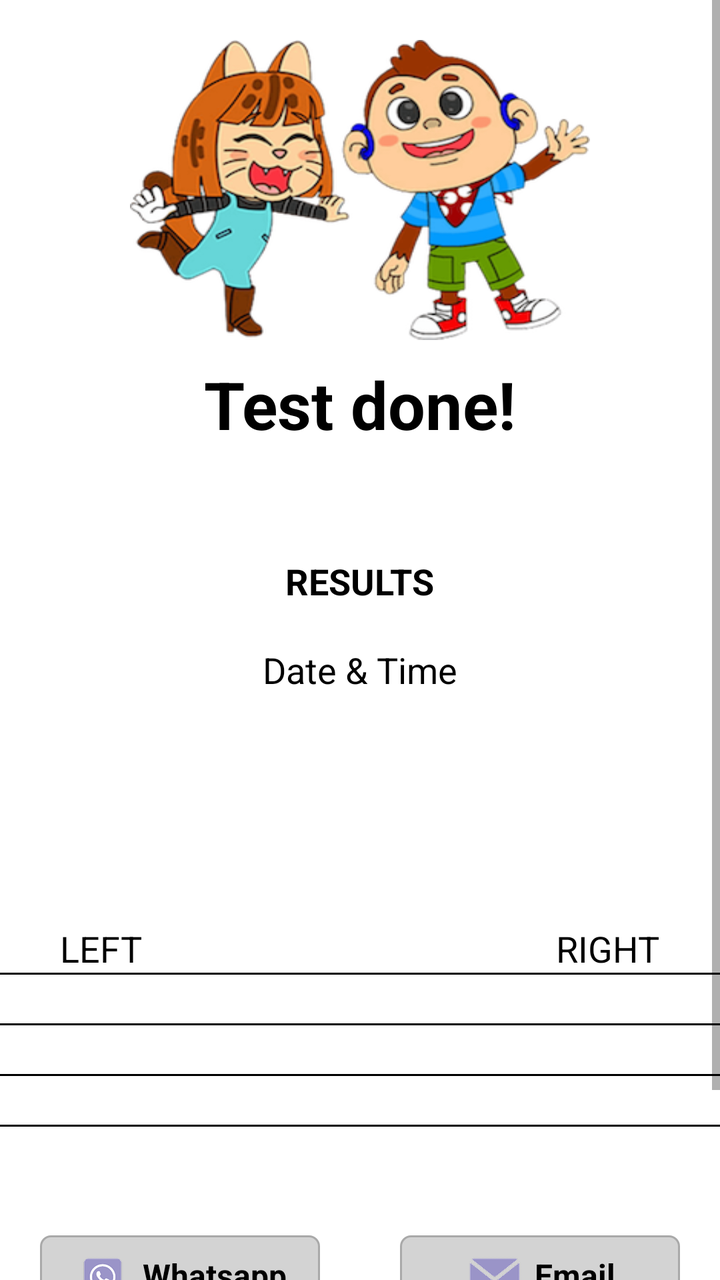
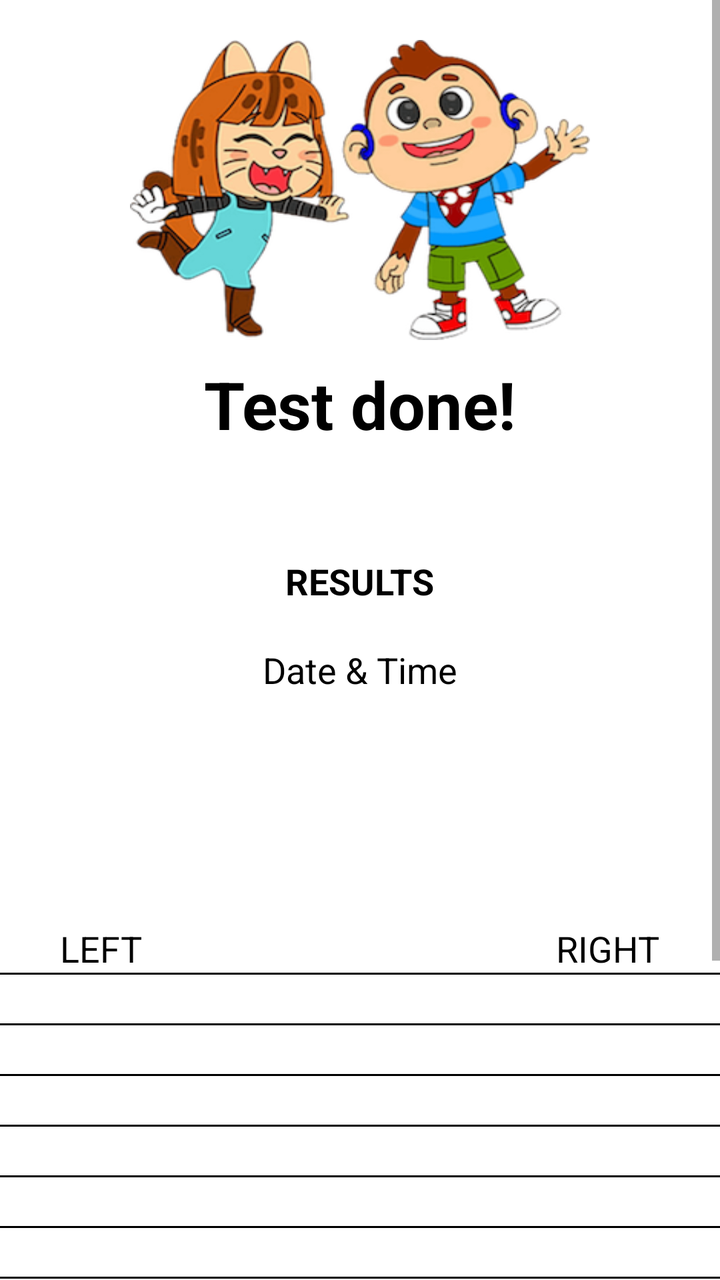

An Android layout rendered at two revisions. The XML below is the earlier revision; the diff shows what the commit changed to produce the second picture.
<!-- AndroidManifest.xml: application theme Theme.IAhead -->
<!-- res/layout/activity_resultpage.xml -->
<?xml version="1.0" encoding="utf-8"?>
<LinearLayout xmlns:android="http://schemas.android.com/apk/res/android"
    android:layout_width="match_parent"
    android:layout_height="match_parent"
    android:orientation="vertical">

    <ScrollView
        android:layout_width="match_parent"
        android:layout_height="match_parent">

        <LinearLayout
            android:layout_width="match_parent"
            android:layout_height="match_parent"
            android:orientation="vertical">

            <ImageView
                android:id="@+id/iv_twin"
                android:layout_marginTop="20dp"
                android:layout_marginRight="40dp"
                android:layout_marginLeft="40dp"
                android:background="@drawable/twin"
                android:layout_width="230dp"
                android:layout_gravity="center_horizontal"
                android:layout_height="150dp"/>

            <TextView
                android:layout_gravity="center_horizontal"
                android:layout_marginBottom="10dp"
                android:layout_marginTop="10dp"
                android:textStyle="bold"
                android:layout_width="wrap_content"
                android:layout_height="wrap_content"
                android:text="Test done!"
                android:textSize="33dp"
                android:textColor="@color/black"/>

            <TextView
                android:id="@+id/tv_id"
                android:layout_gravity="center_horizontal"
                android:layout_marginBottom="10dp"
                android:textStyle="bold"
                android:layout_width="wrap_content"
                android:layout_height="wrap_content"
                android:textSize="18dp"
                android:textColor="@color/black"/>

            <TextView
                android:layout_gravity="center_horizontal"
                android:layout_marginBottom="10dp"
                android:layout_marginTop="10dp"
                android:textStyle="bold"
                android:layout_width="wrap_content"
                android:layout_height="wrap_content"
                android:text="RESULTS"
                android:textSize="18dp"
                android:textColor="@color/black"/>

            <TextView
                android:layout_gravity="center_horizontal"
                android:layout_marginTop="10dp"
                android:layout_width="wrap_content"
                android:layout_height="wrap_content"
                android:text="Date &amp; Time"
                android:textSize="18dp"
                android:textColor="@color/black"/>

            <TextView
                android:id="@+id/tv_date"
                android:layout_gravity="center_horizontal"
                android:layout_marginTop="10dp"
                android:layout_width="wrap_content"
                android:layout_height="wrap_content"
                android:text=""
                android:textSize="21dp"
                android:textColor="@color/black"/>

            <TextView
                android:visibility="gone"
                android:layout_gravity="center_horizontal"
                android:layout_marginTop="10dp"
                android:layout_width="wrap_content"
                android:layout_height="wrap_content"
                android:text="TEST LOCATION"
                android:textSize="18dp"
                android:textColor="@color/black"/>

            <TextView
                android:id="@+id/tv_location"
                android:layout_gravity="center_horizontal"
                android:layout_marginTop="10dp"
                android:layout_width="wrap_content"
                android:layout_height="wrap_content"
                android:text=""
                android:textSize="21dp"
                android:textColor="@color/black"/>

            <TextView
                android:visibility="gone"
                android:layout_gravity="center_horizontal"
                android:layout_marginTop="10dp"
                android:layout_width="wrap_content"
                android:layout_height="wrap_content"
                android:text="SCREENING LEVEL"
                android:textSize="18dp"
                android:textColor="@color/black"/>

            <TextView
                android:id="@+id/tv_screening"
                android:layout_gravity="center_horizontal"
                android:layout_marginTop="10dp"
                android:layout_width="wrap_content"
                android:layout_height="wrap_content"
                android:text=""
                android:textSize="21dp"
                android:textColor="@color/black"/>

            <LinearLayout
                android:orientation="horizontal"
                android:layout_width="match_parent"
                android:layout_height="wrap_content"
                android:weightSum="2">

                <RelativeLayout
                    android:layout_weight="1"
                    android:layout_width="0dp"
                    android:layout_height="wrap_content">

                    <TextView
                        android:id="@+id/tv1"
                        android:layout_marginLeft="30dp"
                        android:layout_width="wrap_content"
                        android:layout_height="wrap_content"
                        android:text="LEFT"
                        android:textSize="18dp"
                        android:textColor="@color/black"/>

                    <View
                        android:id="@+id/view1"
                        android:layout_below="@+id/tv1"
                        android:layout_width="match_parent"
                        android:layout_height="1dp"
                        android:background="@color/black"/>

                    <TextView
                        android:layout_below="@+id/view1"
                        android:layout_marginLeft="30dp"
                        android:id="@+id/tv500left"
                        android:layout_width="wrap_content"
                        android:layout_height="wrap_content"
                        android:text=""
                        android:textSize="18dp"
                        android:textColor="@color/black"/>

                    <View
                        android:id="@+id/view11"
                        android:layout_below="@+id/tv500left"
                        android:layout_width="match_parent"
                        android:layout_height="1dp"
                        android:background="@color/black"/>

                    <TextView
                        android:layout_marginLeft="30dp"
                        android:layout_below="@+id/view11"
                        android:id="@+id/tv1000left"
                        android:layout_width="wrap_content"
                        android:layout_height="wrap_content"
                        android:text=""
                        android:textSize="18dp"
                        android:textColor="@color/black"/>

                    <View
                        android:id="@+id/view12"
                        android:layout_below="@+id/tv1000left"
                        android:layout_width="match_parent"
                        android:layout_height="1dp"
                        android:background="@color/black"/>

                    <TextView
                        android:layout_marginLeft="30dp"
                        android:layout_below="@+id/view12"
                        android:id="@+id/tv2000left"
                        android:layout_width="wrap_content"
                        android:layout_height="wrap_content"
                        android:text=""
                        android:textSize="18dp"
                        android:textColor="@color/black"/>

                    <View
                        android:id="@+id/view13"
                        android:layout_below="@+id/tv2000left"
                        android:layout_width="match_parent"
                        android:layout_height="1dp"
                        android:background="@color/black"/>

                    <TextView
                        android:layout_marginLeft="30dp"
                        android:layout_below="@+id/view13"
                        android:id="@+id/tv4000left"
                        android:layout_width="wrap_content"
                        android:layout_height="wrap_content"
                        android:text=""
                        android:textSize="18dp"
                        android:textColor="@color/black"/>

                </RelativeLayout>

                <RelativeLayout
                    android:layout_weight="1"
                    android:layout_width="0dp"
                    android:layout_height="wrap_content">

                    <TextView
                        android:layout_alignParentRight="true"
                        android:id="@+id/tv2"
                        android:layout_marginRight="30dp"
                        android:layout_width="wrap_content"
                        android:layout_height="wrap_content"
                        android:text="RIGHT"
                        android:textSize="18dp"
                        android:textColor="@color/black"/>

                    <View
                        android:id="@+id/view2"
                        android:layout_below="@+id/tv2"
                        android:layout_width="match_parent"
                        android:layout_height="1dp"
                        android:background="@color/black"/>

                    <TextView
                        android:layout_alignParentRight="true"
                        android:layout_below="@+id/view2"
                        android:layout_marginRight="30dp"
                        android:id="@+id/tv500right"
                        android:layout_width="wrap_content"
                        android:layout_height="wrap_content"
                        android:text=""
                        android:textSize="18dp"
                        android:textColor="@color/black"/>

                    <View
                        android:id="@+id/view21"
                        android:layout_below="@+id/tv500right"
                        android:layout_width="match_parent"
                        android:layout_height="1dp"
                        android:background="@color/black"/>

                    <TextView
                        android:layout_alignParentRight="true"
                        android:layout_marginRight="30dp"
                        android:layout_below="@+id/view21"
                        android:id="@+id/tv1000right"
                        android:layout_width="wrap_content"
                        android:layout_height="wrap_content"
                        android:text=""
                        android:textSize="18dp"
                        android:textColor="@color/black"/>

                    <View
                        android:id="@+id/view22"
                        android:layout_below="@+id/tv1000right"
                        android:layout_width="match_parent"
                        android:layout_height="1dp"
                        android:background="@color/black"/>

                    <TextView
                        android:layout_alignParentRight="true"
                        android:layout_marginRight="30dp"
                        android:layout_below="@+id/view22"
                        android:id="@+id/tv2000right"
                        android:layout_width="wrap_content"
                        android:layout_height="wrap_content"
                        android:text=""
                        android:textSize="18dp"
                        android:textColor="@color/black"/>

                    <View
                        android:id="@+id/view23"
                        android:layout_below="@+id/tv2000right"
                        android:layout_width="match_parent"
                        android:layout_height="1dp"
                        android:background="@color/black"/>

                    <TextView
                        android:layout_alignParentRight="true"
                        android:layout_marginRight="30dp"
                        android:layout_below="@+id/view23"
                        android:id="@+id/tv4000right"
                        android:layout_width="wrap_content"
                        android:layout_height="wrap_content"
                        android:text=""
                        android:textSize="18dp"
                        android:textColor="@color/black"/>

                </RelativeLayout>

            </LinearLayout>

            <LinearLayout
                android:weightSum="2"
                android:layout_marginTop="30dp"
                android:layout_marginBottom="20dp"
                android:layout_alignParentBottom="true"
                android:orientation="horizontal"
                android:layout_width="match_parent"
                android:layout_height="wrap_content">

                <LinearLayout
                    android:id="@+id/ll_whatsapp"
                    android:padding="5dp"
                    android:layout_marginRight="20dp"
                    android:layout_marginLeft="20dp"
                    android:background="@drawable/et_grey"
                    android:gravity="center_horizontal"
                    android:layout_weight="1"
                    android:layout_width="0dp"
                    android:layout_height="wrap_content">

                    <ImageView
                        android:background="@drawable/whatsapp_icon"
                        android:layout_width="30dp"
                        android:layout_height="30dp"/>

                    <TextView
                        android:layout_gravity="center_vertical"
                        android:layout_marginLeft="5dp"
                        android:id="@+id/tv_repeat"
                        android:layout_width="wrap_content"
                        android:layout_height="wrap_content"
                        android:text="Whatsapp"
                        android:textSize="16dp"
                        android:textStyle="bold"
                        android:textColor="@color/black"/>
                </LinearLayout>

                <LinearLayout
                    android:id="@+id/ll_email"
                    android:padding="5dp"
                    android:layout_marginRight="20dp"
                    android:layout_marginLeft="20dp"
                    android:background="@drawable/et_grey"
                    android:gravity="center_horizontal"
                    android:layout_weight="1"
                    android:layout_width="0dp"
                    android:layout_height="wrap_content">

                    <ImageView
                        android:background="@drawable/email_icon"
                        android:layout_width="30dp"
                        android:layout_height="30dp"/>

                    <TextView
                        android:layout_gravity="center_vertical"
                        android:layout_marginLeft="5dp"
                        android:id="@+id/tv_proceed"
                        android:layout_width="wrap_content"
                        android:layout_height="wrap_content"
                        android:text="Email"
                        android:textSize="16dp"
                        android:textStyle="bold"
                        android:layout_centerHorizontal="true"
                        android:textColor="@color/black"/>
                </LinearLayout>
            </LinearLayout>

            <LinearLayout
                android:id="@+id/ll_home"
                android:layout_marginTop="20dp"
                android:layout_gravity="center_horizontal"
                android:layout_width="wrap_content"
                android:layout_height="wrap_content"
                android:background="@color/dark_grey"
                android:orientation="horizontal">

                <TextView
                    android:layout_marginRight="50dp"
                    android:layout_marginLeft="50dp"
                    android:layout_marginBottom="10dp"
                    android:layout_marginTop="10dp"
                    android:textStyle="bold"
                    android:layout_width="wrap_content"
                    android:layout_height="wrap_content"
                    android:text="Home"
                    android:textSize="25dp"
                    android:textColor="@color/white"/>
            </LinearLayout>

        </LinearLayout>
    </ScrollView>
</LinearLayout>
<!-- resources referenced by this layout -->
<resources>
  <color name="black">#FF000000</color>
  <color name="dark_grey">#71797E</color>
  <color name="white">#FFFFFFFF</color>
  <!-- drawable email_icon: png bitmap (drawable, 8034 bytes) -->
  <!-- drawable et_grey (drawable) -->
  <?xml version="1.0" encoding="utf-8"?>
  <shape xmlns:android="http://schemas.android.com/apk/res/android"
      android:shape="rectangle"
      android:padding="10dp">
  
      <solid android:color="@color/light_grey" />
      <corners
          android:bottomRightRadius="5dp"
          android:bottomLeftRadius="5dp"
          android:topLeftRadius="5dp"
          android:topRightRadius="5dp" />
      <stroke
          android:color="@color/grey"
          android:width="1dp"/>
  </shape>
  <!-- drawable twin: png bitmap (drawable, 100484 bytes) -->
  <!-- drawable whatsapp_icon: png bitmap (drawable, 8953 bytes) -->
  <style name="Theme.IAhead" parent="Theme.MaterialComponents.DayNight.NoActionBar">
          
          <item name="colorPrimary">@color/purple_500</item>
          <item name="colorPrimaryVariant">@color/purple_700</item>
          <item name="colorOnPrimary">@color/white</item>
          
          <item name="colorSecondary">@color/teal_200</item>
          <item name="colorSecondaryVariant">@color/teal_700</item>
          <item name="colorOnSecondary">@color/black</item>
          
          <item name="android:statusBarColor">?attr/colorPrimaryVariant</item>
          
      </style>
  <color name="light_grey">#D3D3D3</color>
  <color name="grey">#A9A9A9</color>
  <color name="purple_500">#FF6200EE</color>
  <color name="purple_700">#FF3700B3</color>
  <color name="teal_200">#FF03DAC5</color>
  <color name="teal_700">#FF018786</color>
</resources>

<!-- the commit's change to res/layout/activity_resultpage.xml (unified diff, before → after) -->
@@ -3,6 +3,15 @@
     android:layout_width="match_parent"
     android:layout_height="match_parent"
     android:orientation="vertical">
+
+    <Button
+        android:visibility="gone"
+        android:id="@+id/btnLogs"
+        android:layout_width="wrap_content"
+        android:layout_height="wrap_content"
+        android:layout_gravity="right"
+        android:layout_marginRight="5dp"
+        android:text="Logs"/>
 
     <ScrollView
         android:layout_width="match_parent"
@@ -80,32 +89,32 @@
                 android:layout_marginTop="10dp"
                 android:layout_width="wrap_content"
                 android:layout_height="wrap_content"
+                android:text="SCREENING LEVEL"
+                android:textSize="18dp"
+                android:textColor="@color/black"/>
+
+            <TextView
+                android:id="@+id/tv_screening"
+                android:layout_gravity="center_horizontal"
+                android:layout_marginTop="10dp"
+                android:layout_width="wrap_content"
+                android:layout_height="wrap_content"
+                android:text=""
+                android:textSize="21dp"
+                android:textColor="@color/black"/>
+
+            <TextView
+                android:visibility="gone"
+                android:layout_gravity="center_horizontal"
+                android:layout_marginTop="10dp"
+                android:layout_width="wrap_content"
+                android:layout_height="wrap_content"
                 android:text="TEST LOCATION"
                 android:textSize="18dp"
                 android:textColor="@color/black"/>
 
             <TextView
                 android:id="@+id/tv_location"
-                android:layout_gravity="center_horizontal"
-                android:layout_marginTop="10dp"
-                android:layout_width="wrap_content"
-                android:layout_height="wrap_content"
-                android:text=""
-                android:textSize="21dp"
-                android:textColor="@color/black"/>
-
-            <TextView
-                android:visibility="gone"
-                android:layout_gravity="center_horizontal"
-                android:layout_marginTop="10dp"
-                android:layout_width="wrap_content"
-                android:layout_height="wrap_content"
-                android:text="SCREENING LEVEL"
-                android:textSize="18dp"
-                android:textColor="@color/black"/>
-
-            <TextView
-                android:id="@+id/tv_screening"
                 android:layout_gravity="center_horizontal"
                 android:layout_marginTop="10dp"
                 android:layout_width="wrap_content"
@@ -135,8 +144,25 @@
                         android:textColor="@color/black"/>
 
                     <View
+                        android:id="@+id/view50"
+                        android:layout_below="@+id/tv1"
+                        android:layout_width="match_parent"
+                        android:layout_height="1dp"
+                        android:background="@color/black"/>
+
+                    <TextView
+                        android:layout_below="@+id/view50"
+                        android:layout_marginLeft="30dp"
+                        android:id="@+id/tv500leftNoise"
+                        android:layout_width="wrap_content"
+                        android:layout_height="wrap_content"
+                        android:text=""
+                        android:textSize="18dp"
+                        android:textColor="@color/black"/>
+
+                    <View
                         android:id="@+id/view1"
-                        android:layout_below="@+id/tv1"
+                        android:layout_below="@+id/tv500leftNoise"
                         android:layout_width="match_parent"
                         android:layout_height="1dp"
                         android:background="@color/black"/>
@@ -152,8 +178,25 @@
                         android:textColor="@color/black"/>
 
                     <View
+                        android:id="@+id/view51"
+                        android:layout_below="@+id/tv500left"
+                        android:layout_width="match_parent"
+                        android:layout_height="1dp"
+                        android:background="@color/black"/>
+
+                    <TextView
+                        android:layout_marginLeft="30dp"
+                        android:layout_below="@+id/view51"
+                        android:id="@+id/tv1000leftNoise"
+                        android:layout_width="wrap_content"
+                        android:layout_height="wrap_content"
+                        android:text=""
+                        android:textSize="18dp"
+                        android:textColor="@color/black"/>
+
+                    <View
                         android:id="@+id/view11"
-                        android:layout_below="@+id/tv500left"
+                        android:layout_below="@+id/tv1000leftNoise"
                         android:layout_width="match_parent"
                         android:layout_height="1dp"
                         android:background="@color/black"/>
@@ -169,8 +212,25 @@
                         android:textColor="@color/black"/>
 
                     <View
+                        android:id="@+id/view52"
+                        android:layout_below="@+id/tv1000left"
+                        android:layout_width="match_parent"
+                        android:layout_height="1dp"
+                        android:background="@color/black"/>
+
+                    <TextView
+                        android:layout_marginLeft="30dp"
+                        android:layout_below="@+id/view52"
+                        android:id="@+id/tv2000leftNoise"
+                        android:layout_width="wrap_content"
+                        android:layout_height="wrap_content"
+                        android:text=""
+                        android:textSize="18dp"
+                        android:textColor="@color/black"/>
+
+                    <View
                         android:id="@+id/view12"
-                        android:layout_below="@+id/tv1000left"
+                        android:layout_below="@+id/tv2000leftNoise"
                         android:layout_width="match_parent"
                         android:layout_height="1dp"
                         android:background="@color/black"/>
@@ -186,8 +246,25 @@
                         android:textColor="@color/black"/>
 
                     <View
+                        android:id="@+id/view53"
+                        android:layout_below="@+id/tv2000left"
+                        android:layout_width="match_parent"
+                        android:layout_height="1dp"
+                        android:background="@color/black"/>
+
+                    <TextView
+                        android:layout_marginLeft="30dp"
+                        android:layout_below="@+id/view53"
+                        android:id="@+id/tv4000leftNoise"
+                        android:layout_width="wrap_content"
+                        android:layout_height="wrap_content"
+                        android:text=""
+                        android:textSize="18dp"
+                        android:textColor="@color/black"/>
+
+                    <View
                         android:id="@+id/view13"
-                        android:layout_below="@+id/tv2000left"
+                        android:layout_below="@+id/tv4000leftNoise"
                         android:layout_width="match_parent"
                         android:layout_height="1dp"
                         android:background="@color/black"/>
@@ -220,8 +297,26 @@
                         android:textColor="@color/black"/>
 
                     <View
+                        android:id="@+id/view54"
+                        android:layout_below="@+id/tv2"
+                        android:layout_width="match_parent"
+                        android:layout_height="1dp"
+                        android:background="@color/black"/>
+
+                    <TextView
+                        android:layout_alignParentRight="true"
+                        android:layout_below="@+id/view54"
+                        android:layout_marginRight="30dp"
+                        android:id="@+id/tv500rightNoise"
+                        android:layout_width="wrap_content"
+                        android:layout_height="wrap_content"
+                        android:text=""
+                        android:textSize="18dp"
+                        android:textColor="@color/black"/>
+
+                    <View
                         android:id="@+id/view2"
-                        android:layout_below="@+id/tv2"
+                        android:layout_below="@+id/tv500rightNoise"
                         android:layout_width="match_parent"
                         android:layout_height="1dp"
                         android:background="@color/black"/>
@@ -238,8 +333,26 @@
                         android:textColor="@color/black"/>
 
                     <View
+                        android:id="@+id/view55"
+                        android:layout_below="@+id/tv500right"
+                        android:layout_width="match_parent"
+                        android:layout_height="1dp"
+                        android:background="@color/black"/>
+
+                    <TextView
+                        android:layout_alignParentRight="true"
+                        android:layout_marginRight="30dp"
+                        android:layout_below="@+id/view55"
+                        android:id="@+id/tv1000rightNoise"
+                        android:layout_width="wrap_content"
+                        android:layout_height="wrap_content"
+                        android:text=""
+                        android:textSize="18dp"
+                        android:textColor="@color/black"/>
+
+                    <View
                         android:id="@+id/view21"
-                        android:layout_below="@+id/tv500right"
+                        android:layout_below="@+id/tv1000rightNoise"
                         android:layout_width="match_parent"
                         android:layout_height="1dp"
                         android:background="@color/black"/>
@@ -256,8 +369,26 @@
                         android:textColor="@color/black"/>
 
                     <View
+                        android:id="@+id/view56"
+                        android:layout_below="@+id/tv1000right"
+                        android:layout_width="match_parent"
+                        android:layout_height="1dp"
+                        android:background="@color/black"/>
+
+                    <TextView
+                        android:layout_alignParentRight="true"
+                        android:layout_marginRight="30dp"
+                        android:layout_below="@+id/view56"
+                        android:id="@+id/tv2000rightNoise"
+                        android:layout_width="wrap_content"
+                        android:layout_height="wrap_content"
+                        android:text=""
+                        android:textSize="18dp"
+                        android:textColor="@color/black"/>
+
+                    <View
                         android:id="@+id/view22"
-                        android:layout_below="@+id/tv1000right"
+                        android:layout_below="@+id/tv2000rightNoise"
                         android:layout_width="match_parent"
                         android:layout_height="1dp"
                         android:background="@color/black"/>
@@ -267,6 +398,24 @@
                         android:layout_marginRight="30dp"
                         android:layout_below="@+id/view22"
                         android:id="@+id/tv2000right"
+                        android:layout_width="wrap_content"
+                        android:layout_height="wrap_content"
+                        android:text=""
+                        android:textSize="18dp"
+                        android:textColor="@color/black"/>
+
+                    <View
+                        android:id="@+id/view57"
+                        android:layout_below="@+id/tv2000right"
+                        android:layout_width="match_parent"
+                        android:layout_height="1dp"
+                        android:background="@color/black"/>
+
+                    <TextView
+                        android:layout_alignParentRight="true"
+                        android:layout_marginRight="30dp"
+                        android:layout_below="@+id/view57"
+                        android:id="@+id/tv4000rightNoise"
                         android:layout_width="wrap_content"
                         android:layout_height="wrap_content"
                         android:text=""
